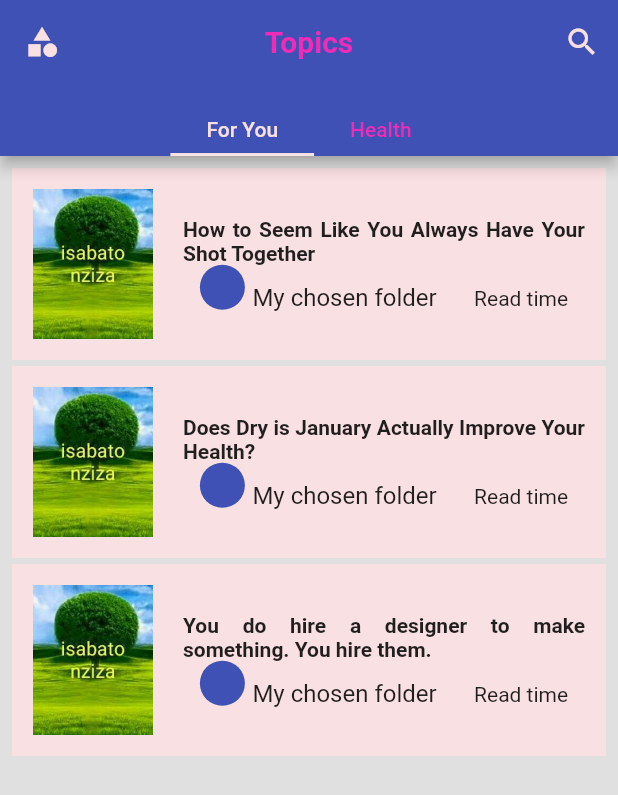
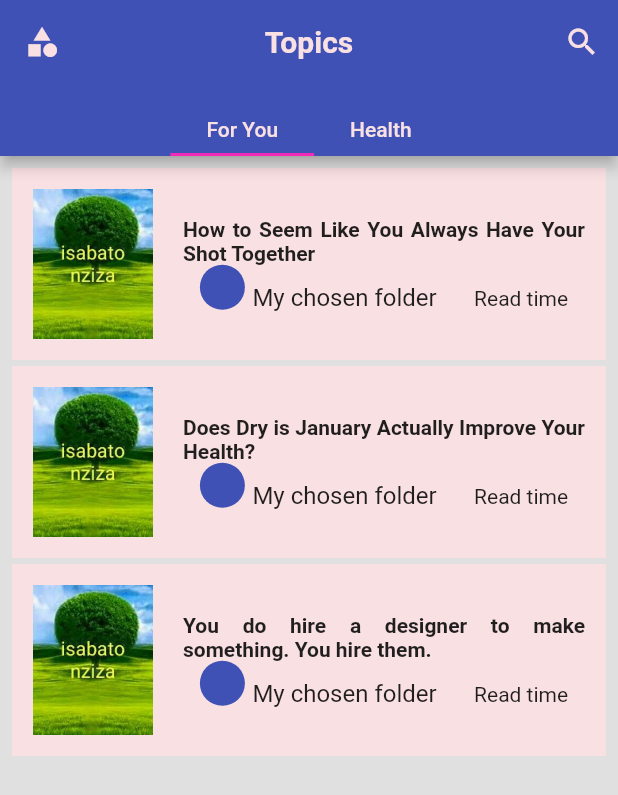
Before and after one commit to AJAkimana/ivugurura-app, a Flutter app: the screen it shows after launch, after a tap on "Skip", after a tap on the "menu" icon, after a tap on "Home", on a phone screen of 412 x 824 dp. Shown: the top 795 px of the screen. Run offline on Flutter 3.47's test engine with Material 2 defaults, Android fonts, the phone set to English and light mode, and no system bars; our stand-ins replace flutter_html, flutter_redux, flutter_swiper_null_safety, flutter_translate, font_awesome_flutter, redux and 2 more; missing offline and left inert: animator, skeleton_loader, truncate; network calls fail.

Commit message:
Translate the remainings - Add translations - Apply the translations

```diff
--- a/assets/i18n/en.json
+++ b/assets/i18n/en.json
@@ -2,10 +2,17 @@
   "app": {
     "title": "Reformation Voice",
     "home": "Home",
-    "topics": "Topics"
+    "topics": "Topics",
+    "category_browse": "Browse by category",
+    "recent_topics": "Recent topics",
+    "related_topics": "Related topics",
+    "most_read_topics": "Most read topics"
   },
   "title": {
-    "setting": "Setting"
+    "setting": "Setting",
+    "audio": "Audios",
+    "radio": "Listen to radio",
+    "contact_us": "Contact us"
   },
   "lesson": {
     "mathew24_14_book": "Mathew 24:14",
--- a/assets/i18n/kn.json
+++ b/assets/i18n/kn.json
@@ -2,10 +2,17 @@
   "app": {
     "title": "Ijwi ry Ubugorozi",
     "home": "Ahabanza",
-    "topics": "Ibyigisho"
+    "topics": "Ibyigisho",
+    "category_browse": "Shakisha ukoresheje imitwe y ibyigisho",
+    "recent_topics": "Ibyigisho biheruka",
+    "related_topics": "Ibyigisho bijyanye",
+    "most_read_topics": "Ibyigisho byasomwe cyane"
   },
   "title": {
-    "setting": "Igenamikorere"
+    "setting": "Igenamikorere",
+    "audio": "Ama audio",
+    "radio": "Umva radio",
+    "contact_us": "Twandikire"
   },
   "lesson": {
     "mathew24_14_book": "Matayo 24:14",
--- a/assets/i18n/sw.json
+++ b/assets/i18n/sw.json
@@ -2,10 +2,17 @@
   "app": {
     "title": "Sauti ya Matengenezo",
     "home": "Utangurizi",
-    "topics": "Masomo"
+    "topics": "Nakala",
+    "category_browse": "Vinjari kwa vikundi ya nakala",
+    "recent_topics": "Nakala za hivi karibuni",
+    "related_topics": "Nakala zinazo husiana",
+    "most_read_topics": "Nakala zilizo somwa zaidi"
   },
   "title": {
-    "setting": "Mipangilio"
+    "setting": "Mipangilio",
+    "audio": "Audio",
+    "radio": "Sikiliza radio",
+    "contact_us": "Tuandikie"
   },
   "lesson": {
     "mathew24_14_book": "Mathayo 24:14",
--- a/lib/core/page_layout.dart
+++ b/lib/core/page_layout.dart
@@ -1,5 +1,6 @@
 import 'package:flutter/material.dart';
 import 'package:flutter_redux/flutter_redux.dart';
+import 'package:flutter_translate/flutter_translate.dart';
 import 'package:ivugurura_app/core/keep_alive.dart';
 import 'package:ivugurura_app/core/redux/actions/category_actions.dart';
 import 'package:ivugurura_app/core/redux/base_state.dart';
@@ -11,6 +12,7 @@ import 'package:ivugurura_app/pages/topics_page.dart';
 import 'package:ivugurura_app/utils/oval_right_clipper.dart';
 import 'package:ivugurura_app/widget/display_error.dart';
 import 'package:ivugurura_app/widget/display_loading.dart';
+import 'package:ivugurura_app/widget/dots_loader.dart';
 
 import 'models/category.dart';
 
@@ -77,19 +79,19 @@ class _PageLayoutState extends State<PageLayout> {
             child: SingleChildScrollView(
               child: Column(
                 children: <Widget>[
-                  _buildRow(TopicsPage(), Icons.home, "Home"),
+                  _buildRow(TopicsPage(), Icons.home, translate('app.home')),
                   _buildDivider(),
                   _buildCategoriesList(context),
                   _buildDivider(),
-                  _buildRow(AudioPlayer(), Icons.radio, "Radio"),
+                  _buildRow(AudioPlayer(), Icons.radio, translate('title.radio')),
                   _buildDivider(),
-                  _buildRow(AudioPlayer(), Icons.music_note, "Audio"),
+                  _buildRow(AudioPlayer(), Icons.music_note, translate('title.audio')),
                   _buildDivider(),
                   _buildRow(
-                      HomePage(), Icons.contact_mail, "Contact us"),
+                      HomePage(), Icons.contact_mail, translate('title.contact_us')),
                   _buildDivider(),
                   _buildRow(
-                      SettingPage(), Icons.settings, "Setting"),
+                      SettingPage(), Icons.settings, translate('title.setting')),
                   _buildDivider(),
                 ],
               ),
@@ -114,7 +116,7 @@ class _PageLayoutState extends State<PageLayout> {
         converter: (store) => store.state.categoriesState,
         builder: (context, categoriesState){
           if(categoriesState.loading && categoriesState.theList!.length == 0){
-            return DisplayLoading();
+            return DotsLoader();
           }
           if(categoriesState.error!=''){
             return DisplayError();
--- a/lib/pages/home_page.dart
+++ b/lib/pages/home_page.dart
@@ -1,6 +1,7 @@
 import 'package:flutter/material.dart';
 import 'package:flutter_redux/flutter_redux.dart';
 import 'package:flutter_swiper_null_safety/flutter_swiper_null_safety.dart';
+import 'package:flutter_translate/flutter_translate.dart';
 import 'package:ivugurura_app/core/models/category.dart';
 import 'package:ivugurura_app/core/models/topic.dart';
 import 'package:ivugurura_app/core/redux/actions/topic_actions.dart';
@@ -32,90 +33,10 @@ class _HomePageState extends State<HomePage>{
         children: <Widget>[
           _buildFeacturedTopics(),
           const SizedBox(height: 10.0),
-          _buildHeading("Recent topics"),
+          _buildHeading(translate('app.recent_topics')),
           _buildListTopics(context, Colors.blue.shade300),
           // _buildListTopics(context, Colors.red.shade300),
-          _buildHeading("Browse by category"),
-          Padding(
-            padding: const EdgeInsets.symmetric(horizontal: 4.0),
-            child: Row(
-              children: <Widget>[
-                Expanded(
-                  child: Container(
-                    height: 100,
-                    width: 100,
-                    margin: const EdgeInsets.symmetric(horizontal: 4.0),
-                    decoration: BoxDecoration(
-                      borderRadius: BorderRadius.circular(10),
-                      color: Colors.green.shade200,
-                    ),
-                  ),
-                ),
-                Expanded(
-                  child: Container(
-                    height: 100,
-                    width: 100,
-                    margin: const EdgeInsets.symmetric(horizontal: 4.0),
-                    decoration: BoxDecoration(
-                      borderRadius: BorderRadius.circular(10),
-                      color: Colors.green.shade200,
-                    ),
-                  ),
-                ),
-                Expanded(
-                  child: Container(
-                    height: 100,
-                    width: 100,
-                    margin: const EdgeInsets.symmetric(horizontal: 4.0),
-                    decoration: BoxDecoration(
-                      borderRadius: BorderRadius.circular(10),
-                      color: Colors.green.shade200,
-                    ),
-                  ),
-                ),
-              ],
-            ),
-          ),
-          Padding(
-            padding: const EdgeInsets.all(8.0),
-            child: Row(
-              children: <Widget>[
-                Expanded(
-                  child: Container(
-                    height: 100,
-                    width: 100,
-                    margin: const EdgeInsets.symmetric(horizontal: 4.0),
-                    decoration: BoxDecoration(
-                      borderRadius: BorderRadius.circular(10),
-                      color: Colors.green.shade200,
-                    ),
-                  ),
-                ),
-                Expanded(
-                  child: Container(
-                    height: 100,
-                    width: 100,
-                    margin: const EdgeInsets.symmetric(horizontal: 4.0),
-                    decoration: BoxDecoration(
-                      borderRadius: BorderRadius.circular(10),
-                      color: Colors.green.shade200,
-                    ),
-                  ),
-                ),
-                Expanded(
-                  child: Container(
-                    height: 100,
-                    width: 100,
-                    margin: const EdgeInsets.symmetric(horizontal: 4.0),
-                    decoration: BoxDecoration(
-                      borderRadius: BorderRadius.circular(10),
-                      color: Colors.green.shade200,
-                    ),
-                  ),
-                ),
-              ],
-            ),
-          ),
+          _buildHeading(translate('app.category_browse')),
         ],
       ),
     );
@@ -128,14 +49,14 @@ class _HomePageState extends State<HomePage>{
       child: Column(
         crossAxisAlignment: CrossAxisAlignment.start,
         children: <Widget>[
-          // Text(
-          //   'Most Read Posts',
-          //   style: TextStyle(
-          //     fontSize: 22.0,
-          //     color: Colors.white,
-          //     fontWeight: FontWeight.bold
-          //   ),
-          // ),
+          Text(
+            translate('app.most_read_topics'),
+            style: TextStyle(
+              fontSize: 20.0,
+              color: Colors.white,
+              fontWeight: FontWeight.bold
+            ),
+          ),
           Expanded(
               child: StoreConnector<AppState, BaseState<Topic, CarouselTopic>>(
                 distinct: true,
--- a/lib/pages/onboarding_page.dart
+++ b/lib/pages/onboarding_page.dart
@@ -1,6 +1,7 @@
 import 'package:flutter/material.dart';
 import 'package:flutter/widgets.dart';
 import 'package:flutter_swiper_null_safety/flutter_swiper_null_safety.dart';
+import 'package:font_awesome_flutter/font_awesome_flutter.dart';
 import 'package:ivugurura_app/core/custom_alert_dialog.dart';
 import 'package:ivugurura_app/core/custom_pagination_builder.dart';
 import 'package:ivugurura_app/core/language_selector.dart';
@@ -48,7 +49,7 @@ class _OnBoardingPageState extends State<OnBoardingPage> {
       WelcomeQuote()
     ];
     return Scaffold(
-      backgroundColor: secondaryColor,
+      backgroundColor: Colors.lightBlue,
       body: Column(
         children: <Widget>[
           Expanded(
@@ -116,8 +117,8 @@ class _OnBoardingPageState extends State<OnBoardingPage> {
               color: Colors.white,
               icon: Icon(
                 currentIndex < pageCount - 1
-                    ? Icons.arrow_forward_outlined
-                    : Icons.thumb_up,
+                    ? FontAwesomeIcons.arrowAltCircleRight
+                    : FontAwesomeIcons.checkCircle,
                 size: 40,
               ),
               onPressed: () async {
--- a/lib/pages/one_topic_view.dart
+++ b/lib/pages/one_topic_view.dart
@@ -1,6 +1,7 @@
 import 'package:flutter/material.dart';
 import 'package:flutter_html/flutter_html.dart';
 import 'package:flutter_redux/flutter_redux.dart';
+import 'package:flutter_translate/flutter_translate.dart';
 import 'package:intl/intl.dart';
 import 'package:ivugurura_app/core/models/topic.dart';
 import 'package:ivugurura_app/core/redux/actions/topic_actions.dart';
@@ -110,7 +111,7 @@ class OneTopicViewPageState extends State<OneTopicViewPage> {
                     child: Container(
                         padding: EdgeInsets.all(20.0),
                         color: Colors.indigoAccent,
-                        child: Text("Related topics",
+                        child: Text(translate('app.related_topics'),
                             style: TextStyle(
                                 color: Colors.white,
                                 fontWeight: FontWeight.bold))),
--- a/lib/pages/topics_page.dart
+++ b/lib/pages/topics_page.dart
@@ -31,7 +31,7 @@ class TopicsPageState extends State<TopicsPage>{
           backgroundColor: Theme.of(context).buttonColor,
           appBar: AppBar(
             centerTitle: true,
-            title: Text('Topics'),
+            title: Text('Topics', style: TextStyle(color: bgColor)),
             leading: Icon(Icons.category),
             actions: <Widget>[
               IconButton(icon: Icon(Icons.search), onPressed: (){})
@@ -39,8 +39,8 @@ class TopicsPageState extends State<TopicsPage>{
             bottom: TabBar(
               isScrollable: true,
               labelColor: bgColor,
-              indicatorColor: bgColor,
-              unselectedLabelColor: secondaryColor,
+              indicatorColor: secondaryColor,
+              unselectedLabelColor: bgColor,
               tabs: <Widget>[
                 Padding(
                   padding: const EdgeInsets.all(8.0),
--- a/lib/widget/welcome_quote.dart
+++ b/lib/widget/welcome_quote.dart
@@ -51,7 +51,7 @@ class WelcomeQuote extends StatelessWidget{
             child: Text(
               translate('lesson.mathew24_14'),
               style: Theme.of(context).textTheme.subtitle2!.copyWith(
-                color: Colors.grey.shade600,
+                color: Colors.white54,
                 fontSize: 20.0
               ),
             ),
```
